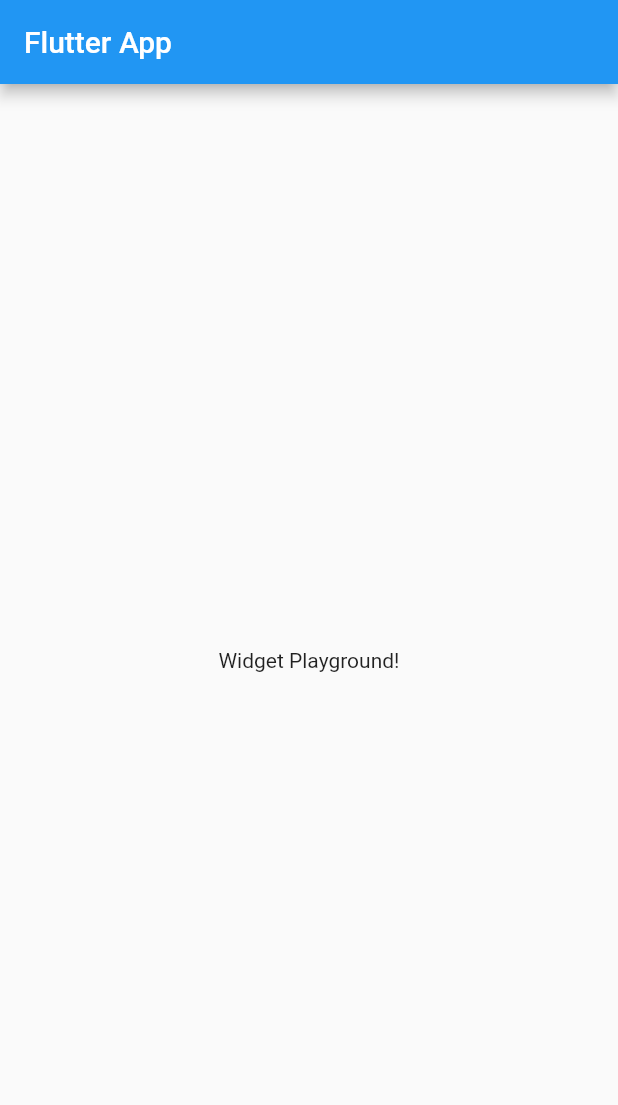
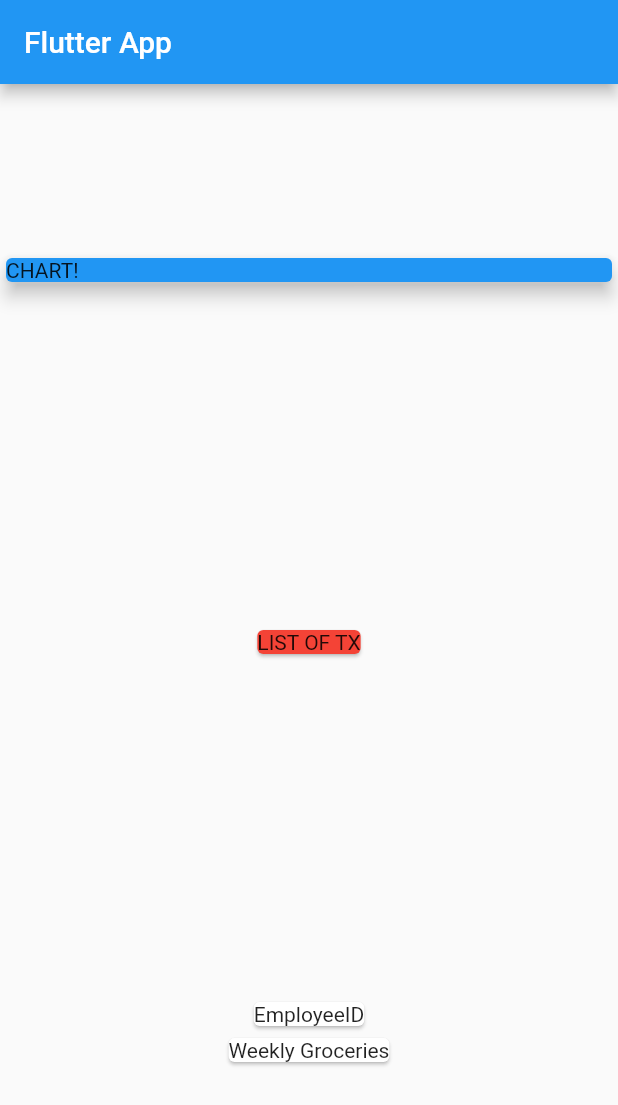
Before and after one commit to thefarismd/expenseplanner, a Flutter app: the screen it shows after launch, on a phone screen of 412 x 824 dp. Shown: the top 1105 px of the screen. Run offline on Flutter 3.47's test engine with Material 2 defaults, Android fonts, the phone set to English and light mode, and no system bars.

Commit message:
cards widget, convert list to list of widgets in column

```diff
--- a/lib/main.dart
+++ b/lib/main.dart
@@ -1,4 +1,5 @@
 import 'package:flutter/material.dart';
+import './transaction.dart';
 
 void main() => runApp(MyApp());
 
@@ -13,15 +14,50 @@ class MyApp extends StatelessWidget {
 }
 
 class MyHomePage extends StatelessWidget {
+  final List<Transaction> transactions = [
+    Transaction(
+      id: 't1',
+      title: 'EmployeeID',
+      amount: 69.99,
+      date: DateTime.now(),
+    ),
+    Transaction(
+        id: 't2',
+        title: 'Weekly Groceries',
+        amount: 16.54,
+        date: DateTime.now()),
+  ];
+
   @override
   Widget build(BuildContext context) {
     return Scaffold(
-      appBar: AppBar(
-        title: Text('Flutter App'),
-      ),
-      body: Center(
-        child: Text('Widget Playground!'),
-      ),
-    );
+        appBar: AppBar(
+          title: Text('Flutter App'),
+        ),
+        body: Column(
+          mainAxisAlignment: MainAxisAlignment.spaceAround,
+          crossAxisAlignment: CrossAxisAlignment.center,
+          children: [
+            Container(
+              width: double.infinity,
+              child: Card(
+                color: Colors.blue,
+                child: Text('CHART!'),
+                elevation: 5,
+              ),
+            ),
+            Card(
+              color: Colors.red,
+              child: Text('LIST OF TX'),
+            ),
+            Column(
+              children: transactions
+                  .map((transaction) => Card(
+                        child: Text(transaction.title),
+                      ))
+                  .toList(),
+            )
+          ],
+        ));
   }
 }
--- /dev/null
+++ b/lib/transaction.dart
@@ -0,0 +1,14 @@
+import 'package:flutter/foundation.dart';
+
+class Transaction {
+  final String id;
+  final String title;
+  final double amount;
+  final DateTime date;
+
+  Transaction(
+      {@required this.id,
+      @required this.title,
+      @required this.amount,
+      @required this.date}); //@required uses flutter/foundation.dart
+}
--- a/pubspec.yaml
+++ b/pubspec.yaml
@@ -1,4 +1,4 @@
-name: flutter_complete_guide
+name: expense_planner
 description: A new Flutter project.
 
 # The following line prevents the package from being accidentally published to
```
